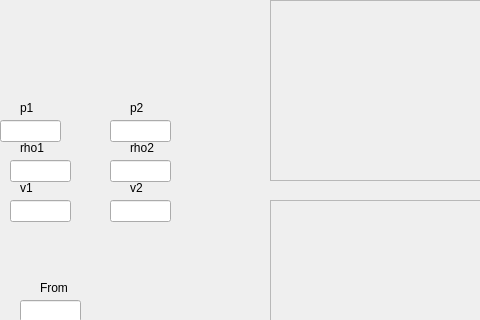
Before: the Qt Designer form SodaProblem/mainwindow.ui in TrusovKV/MMD_OOP, drawn with Qt 5; both pictures show x 0 to 480 and y 0 to 320 of the 800 by 600 pixel window.
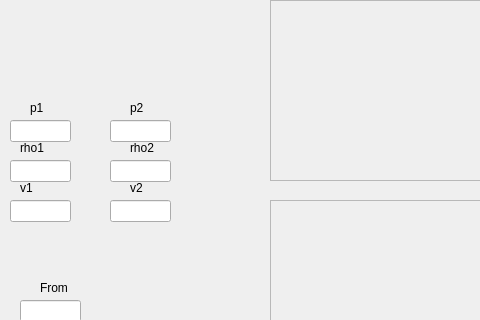
After: the same form once the commit is applied. Custom widgets are drawn as their Qt base class.

```diff
--- a/SodaProblem/mainwindow.ui
+++ b/SodaProblem/mainwindow.ui
@@ -81,7 +81,7 @@
    <widget class="QLabel" name="label">
     <property name="geometry">
      <rect>
-      <x>20</x>
+      <x>30</x>
       <y>100</y>
       <width>31</width>
       <height>16</height>
@@ -307,7 +307,7 @@
    <widget class="QLineEdit" name="p1_text">
     <property name="geometry">
      <rect>
-      <x>0</x>
+      <x>10</x>
       <y>120</y>
       <width>61</width>
       <height>22</height>
```
